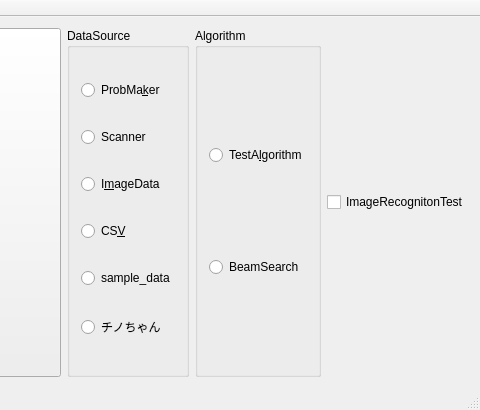
Before: the Qt Designer form Kunugida/kunugida.ui in tnct-spc/procon2017-comp, drawn with Qt 5; both pictures show x 374 to 854 and y 0 to 410 of the 854 by 410 pixel window.
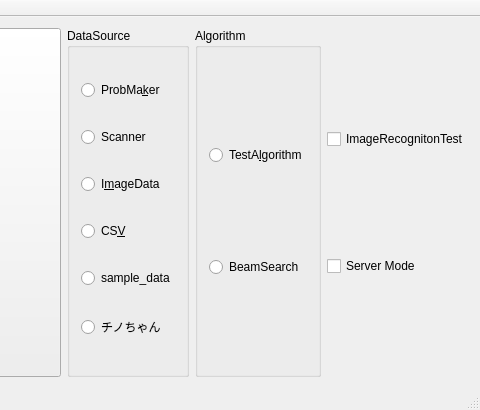
After: the same form once the commit is applied.

The edit to the form file:
```diff
--- a/Kunugida/kunugida.ui
+++ b/Kunugida/kunugida.ui
@@ -103,6 +103,13 @@
         </property>
        </widget>
       </item>
+      <item>
+       <widget class="QCheckBox" name="ServerModeCheckbox">
+        <property name="text">
+         <string>Server Mode</string>
+        </property>
+       </widget>
+      </item>
      </layout>
     </item>
     <item row="0" column="2">
```
